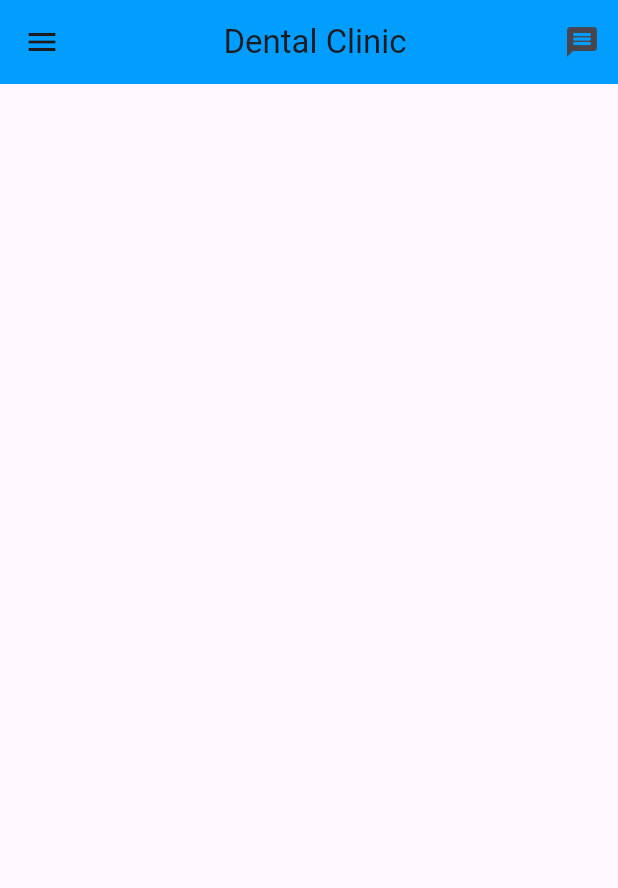
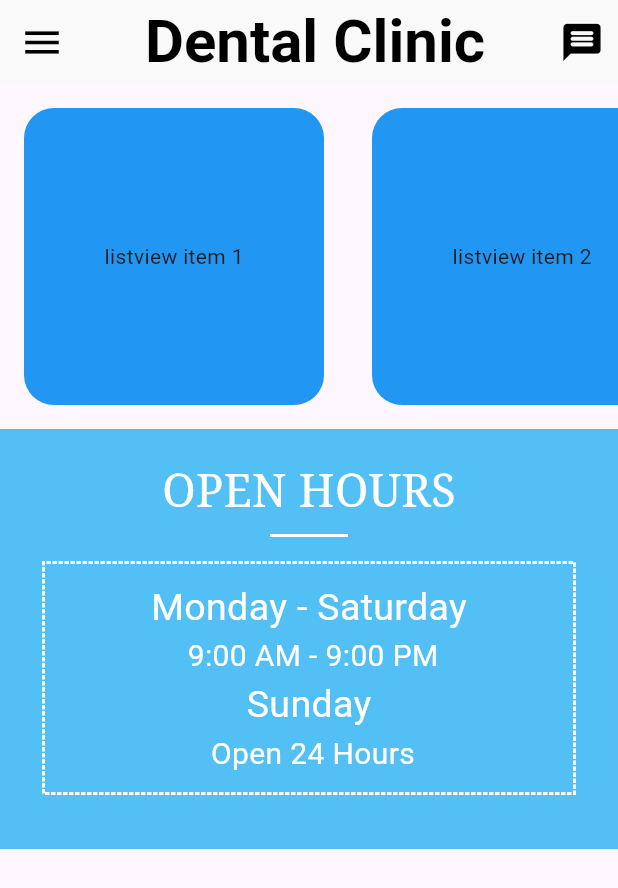
Before and after one commit to MohamedHamed001/dental-clinic-, a Flutter app: the screen it shows after launch, after a tap on the "message" icon, on a phone screen of 412 x 824 dp. Shown: the top 888 px of the screen. Run offline on Flutter 3.47's test engine with Material 3 defaults, Android fonts, the phone set to English and light mode, and no system bars; drawn by our look-alikes of dotted_border; Roboto replaces fonts that are missing (Poppins).

Commit message:
open hours

```diff
--- a/cross_platform/lib/main.dart
+++ b/cross_platform/lib/main.dart
@@ -1,4 +1,5 @@
 import 'package:cross_platform/my_app_bar.dart';
+import 'package:cross_platform/my_home_page.dart';
 import 'package:flutter/material.dart';
 
 void main() {
@@ -13,7 +14,7 @@ class MyApp extends StatelessWidget {
       theme: ThemeData(
         primarySwatch: Colors.blue,
       ),
-      home: MyAppBar(),
+      home: MyHomePage(),
     );
   }
 }
--- a/cross_platform/lib/my_app_bar.dart
+++ b/cross_platform/lib/my_app_bar.dart
@@ -1,31 +1,41 @@
+import 'package:cross_platform/my_drawer.dart';
 import 'package:flutter/material.dart';
-import 'package:cross_platform/menu_drawer.dart';
+// import 'package:cross_platform/menu_drawer.dart';
 
 class MyAppBar extends StatelessWidget {
   @override
   Widget build(BuildContext context) {
-    return Scaffold(
-      drawer: MenuDrawer(),
-      appBar: AppBar(
+    return AppBar(
+        // elevation: 100,
         title: Center(
-            child: Text(
-              'Dental Clinic',
+          child: Text('Dental Clinic',
+              style: TextStyle(
+                  color: Colors.black,
+                  fontSize: 40,
+                  fontFamily: 'Poppins',
+                  fontWeight: FontWeight.w700)),
         ),
-          ),
-          backgroundColor: Color.fromARGB(255, 1, 158, 255),
+        backgroundColor: Color.fromARGB(255, 249, 249, 249),
         leading: IconButton(
           onPressed: () {
-              Navigator.push(context,
-                  MaterialPageRoute(builder: (context) => MenuDrawer()));
+            Navigator.push(
+                context, MaterialPageRoute(builder: (context) => MyDrawer()));
           },
-            icon: Icon(Icons.menu),
+          icon: Icon(
+            Icons.menu,
+            color: Colors.black,
+            size: 30,
+          ),
         ),
         actions: [
           IconButton(
             onPressed: () {},
-              icon: Icon(Icons.message_rounded),
+            icon: Icon(
+              Icons.message_rounded,
+              color: Colors.black,
+              size: 30,
             ),
-          ]),
-    );
+          ),
+        ]);
   }
 }
--- /dev/null
+++ b/cross_platform/lib/my_drawer.dart
@@ -0,0 +1,29 @@
+import 'package:flutter/material.dart';
+
+class MyDrawer extends StatelessWidget {
+  MyDrawer({Key? key}) : super(key: key);
+  @override
+  Widget build(BuildContext context) {
+    // TODO: Implement build method
+    return Drawer(
+      child: ListView(
+        children: [
+          ListTile(
+            title: Text('Item 1'),
+            onTap: () {
+              Navigator.pop(context);
+            },
+          ),
+          ListTile(
+            title: Text('Item 2'),
+            onTap: () {
+              Navigator.pop(context);
+            },
+          ),
+        ],
+      ),
+    );
+
+    // Replace Container() with your desired widget
+  }
+}
--- /dev/null
+++ b/cross_platform/lib/my_home_page.dart
@@ -0,0 +1,91 @@
+import 'package:cross_platform/my_app_bar.dart';
+import 'package:cross_platform/my_drawer.dart';
+import 'package:cross_platform/open_hours.dart';
+import 'package:flutter/material.dart';
+import 'package:cross_platform/my_app_bar.dart';
+
+class MyHomePage extends StatefulWidget {
+  const MyHomePage({Key? key}) : super(key: key);
+
+  @override
+  _MyHomePageState createState() => _MyHomePageState();
+}
+
+class _MyHomePageState extends State<MyHomePage> {
+  @override
+  Widget build(BuildContext context) {
+    return Scaffold(
+      drawer: MyDrawer(),
+      appBar: PreferredSize(
+        preferredSize: Size.fromHeight(kToolbarHeight),
+        child: MyAppBar(),
+      ),
+      body: Column(
+        children: [
+          Container(
+            height: 230,
+            child: ListView(scrollDirection: Axis.horizontal, children: [
+              Padding(
+                padding: const EdgeInsets.all(16.0),
+                child: InkWell(
+                  onTap: () {},
+                  child: Container(
+                    width: 200,
+                    decoration: BoxDecoration(
+                      color: Colors.blue,
+                      borderRadius: BorderRadius.circular(20),
+                    ),
+                    child: Center(child: Text('listview item 1')),
+                  ),
+                ),
+              ),
+              Padding(
+                padding: const EdgeInsets.all(16.0),
+                child: InkWell(
+                  onTap: () {},
+                  child: Container(
+                    width: 200,
+                    decoration: BoxDecoration(
+                      color: Colors.blue,
+                      borderRadius: BorderRadius.circular(20),
+                    ),
+                    child: Center(child: Text('listview item 2')),
+                  ),
+                ),
+              ),
+              Padding(
+                padding: const EdgeInsets.all(16.0),
+                child: InkWell(
+                  onTap: () {},
+                  child: Container(
+                    width: 200,
+                    decoration: BoxDecoration(
+                      color: Colors.blue,
+                      borderRadius: BorderRadius.circular(20),
+                    ),
+                    child: Center(child: Text('listview item 3')),
+                  ),
+                ),
+              ),
+              Padding(
+                padding: const EdgeInsets.all(16.0),
+                child: InkWell(
+                  onTap: () {},
+                  child: Container(
+                    width: 200,
+                    decoration: BoxDecoration(
+                      color: Colors.blue,
+                      borderRadius: BorderRadius.circular(20),
+                    ),
+                    child: Center(child: Text('listview item 4')),
+                  ),
+                ),
+              ),
+            ]),
+          ),
+          OpenHours(),
+        ],
+      ),
+    );
+  }
+}
--- /dev/null
+++ b/cross_platform/lib/open_hours.dart
@@ -0,0 +1,67 @@
+import 'package:flutter/material.dart';
+import 'package:dotted_border/dotted_border.dart';
+
+class OpenHours extends StatelessWidget {
+  OpenHours({Key? key}) : super(key: key);
+
+  @override
+  Widget build(BuildContext context) {
+    return Container(
+      width: MediaQuery.of(context).size.width,
+      height: 280,
+      color: Color.fromARGB(255, 82, 191, 245),
+      child: Column(
+        children: [
+          SizedBox(
+            height: 20,
+          ),
+          Text(
+            'OPEN HOURS',
+            style: TextStyle(
+              color: Colors.white,
+              fontSize: 30,
+              fontFamily: 'Serif',
+              // fontWeight: FontWeight.w700,
+            ),
+          ),
+          Divider(
+            color: Colors.white,
+            thickness: 2,
+            indent: 180,
+            endIndent: 180,
+          ),
+          SizedBox(
+            height: 10,
+          ),
+          Container(
+            child: DottedBorder(
+              color: Colors.white,
+              strokeWidth: 2,
+              borderType: BorderType.RRect,
+              child: Container(
+                width: 350,
+                padding: EdgeInsets.all(10),
+                child: Column(
+                  children: [
+                    Text(
+                      'Monday - Saturday',
+                      style: TextStyle(color: Colors.white, fontSize: 25),
+                    ),
+                    Text(' 9:00 AM - 9:00 PM',
+                        style: TextStyle(color: Colors.white, fontSize: 20)),
+                    Text(
+                      'Sunday',
+                      style: TextStyle(color: Colors.white, fontSize: 25),
+                    ),
+                    Text(' Open 24 Hours',
+                        style: TextStyle(color: Colors.white, fontSize: 20)),
+                  ],
+                ),
+              ),
+            ),
+          ),
+        ],
+      ),
+    );
+  }
+}
--- a/cross_platform/pubspec.yaml
+++ b/cross_platform/pubspec.yaml
@@ -35,6 +35,7 @@ dependencies:
   # The following adds the Cupertino Icons font to your application.
   # Use with the CupertinoIcons class for iOS style icons.
   cupertino_icons: ^1.0.6
+  dotted_border: ^2.1.0
 
 dev_dependencies:
   flutter_test:
```
Also changed, not shown: cross_platform/pubspec.lock. Lines whose indentation alone changed are shown as unchanged.
